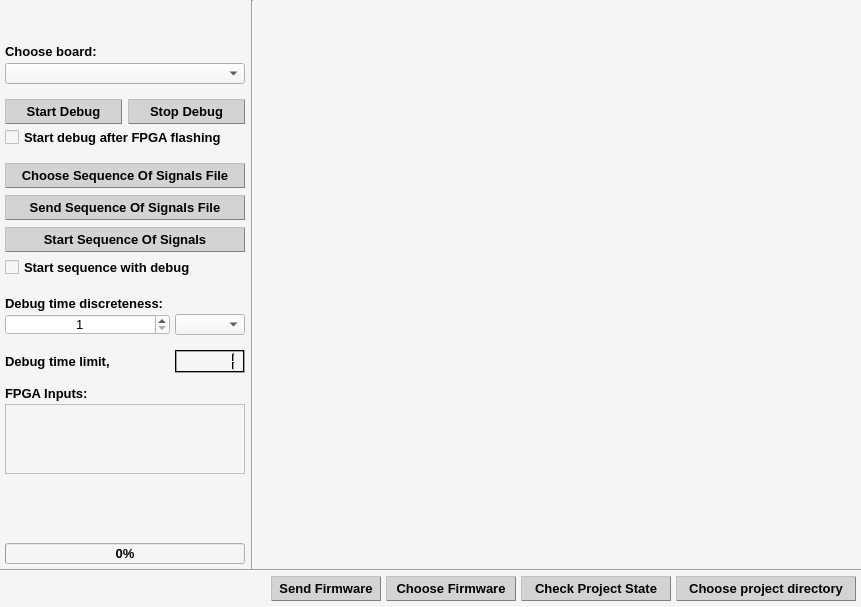
qvinn/RHE, file CLIENT/RHE_Client/rhe_widget.ui: the form before one commit.
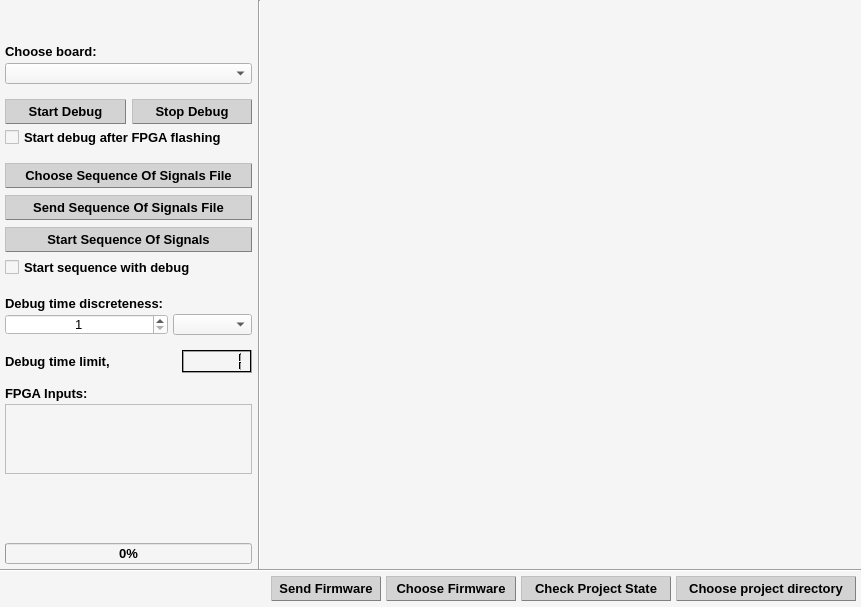
The form after the commit.

Diff of the .ui file:
```diff
--- a/CLIENT/RHE_Client/rhe_widget.ui
+++ b/CLIENT/RHE_Client/rhe_widget.ui
@@ -170,7 +170,7 @@
        </property>
        <property name="maximumSize">
         <size>
-         <width>350</width>
+         <width>16777215</width>
          <height>21</height>
         </size>
        </property>
@@ -205,6 +205,12 @@
      </item>
      <item>
       <widget class="QLabel" name="lbl_chs_brd">
+       <property name="sizePolicy">
+        <sizepolicy hsizetype="Preferred" vsizetype="Fixed">
+         <horstretch>0</horstretch>
+         <verstretch>0</verstretch>
+        </sizepolicy>
+       </property>
        <property name="minimumSize">
         <size>
          <width>0</width>
@@ -254,7 +260,7 @@
        </property>
        <property name="maximumSize">
         <size>
-         <width>350</width>
+         <width>16777215</width>
          <height>21</height>
         </size>
        </property>
@@ -583,6 +589,12 @@
        </property>
        <item>
         <widget class="QPushButton" name="pshBttn_strt_dbg">
+         <property name="sizePolicy">
+          <sizepolicy hsizetype="Preferred" vsizetype="Fixed">
+           <horstretch>0</horstretch>
+           <verstretch>0</verstretch>
+          </sizepolicy>
+         </property>
          <property name="minimumSize">
           <size>
            <width>60</width>
@@ -591,7 +603,7 @@
          </property>
          <property name="maximumSize">
           <size>
-           <width>180</width>
+           <width>16777215</width>
            <height>25</height>
           </size>
          </property>
@@ -676,6 +688,12 @@
        </item>
        <item>
         <widget class="QPushButton" name="pshBttn_stp_dbg">
+         <property name="sizePolicy">
+          <sizepolicy hsizetype="Preferred" vsizetype="Fixed">
+           <horstretch>0</horstretch>
+           <verstretch>0</verstretch>
+          </sizepolicy>
+         </property>
          <property name="minimumSize">
           <size>
            <width>60</width>
@@ -684,7 +702,7 @@
          </property>
          <property name="maximumSize">
           <size>
-           <width>180</width>
+           <width>16777215</width>
            <height>25</height>
           </size>
          </property>
@@ -785,7 +803,7 @@
        </property>
        <property name="maximumSize">
         <size>
-         <width>350</width>
+         <width>16777215</width>
          <height>21</height>
         </size>
        </property>
@@ -863,7 +881,7 @@
        </property>
        <property name="maximumSize">
         <size>
-         <width>350</width>
+         <width>16777215</width>
          <height>25</height>
         </size>
        </property>
@@ -962,7 +980,7 @@
        </property>
        <property name="maximumSize">
         <size>
-         <width>350</width>
+         <width>16777215</width>
          <height>25</height>
         </size>
        </property>
@@ -1061,7 +1079,7 @@
        </property>
        <property name="maximumSize">
         <size>
-         <width>350</width>
+         <width>16777215</width>
          <height>25</height>
         </size>
        </property>
@@ -1146,6 +1164,12 @@
      </item>
      <item>
       <widget class="QCheckBox" name="chckBx_strt_sqnc_of_sgn_with_dbg">
+       <property name="sizePolicy">
+        <sizepolicy hsizetype="Preferred" vsizetype="Fixed">
+         <horstretch>0</horstretch>
+         <verstretch>0</verstretch>
+        </sizepolicy>
+       </property>
        <property name="minimumSize">
         <size>
          <width>240</width>
@@ -1154,7 +1178,7 @@
        </property>
        <property name="maximumSize">
         <size>
-         <width>350</width>
+         <width>16777215</width>
          <height>21</height>
         </size>
        </property>
@@ -1245,6 +1269,12 @@
      </item>
      <item>
       <widget class="QLabel" name="lbl_dbg_tm_dscrtnss">
+       <property name="sizePolicy">
+        <sizepolicy hsizetype="Preferred" vsizetype="Fixed">
+         <horstretch>0</horstretch>
+         <verstretch>0</verstretch>
+        </sizepolicy>
+       </property>
        <property name="minimumSize">
         <size>
          <width>0</width>
@@ -1270,20 +1300,20 @@
        <item>
         <widget class="QSpinBox" name="spnBx_dbg_tm">
          <property name="sizePolicy">
-          <sizepolicy hsizetype="Fixed" vsizetype="Fixed">
+          <sizepolicy hsizetype="Preferred" vsizetype="Fixed">
            <horstretch>0</horstretch>
            <verstretch>0</verstretch>
           </sizepolicy>
          </property>
          <property name="minimumSize">
           <size>
-           <width>40</width>
+           <width>163</width>
            <height>21</height>
           </size>
          </property>
          <property name="maximumSize">
           <size>
-           <width>280</width>
+           <width>16777215</width>
            <height>21</height>
           </size>
          </property>
@@ -1562,7 +1592,7 @@
        <item>
         <widget class="QComboBox" name="cmbBx_dbg_tm_tp">
          <property name="sizePolicy">
-          <sizepolicy hsizetype="Minimum" vsizetype="Fixed">
+          <sizepolicy hsizetype="Preferred" vsizetype="Fixed">
            <horstretch>0</horstretch>
            <verstretch>0</verstretch>
           </sizepolicy>
@@ -1575,7 +1605,7 @@
          </property>
          <property name="maximumSize">
           <size>
-           <width>70</width>
+           <width>16777215</width>
            <height>21</height>
           </size>
          </property>
@@ -2128,6 +2158,12 @@
      </item>
      <item>
       <widget class="QLabel" name="lbl_fpga_inpts">
+       <property name="sizePolicy">
+        <sizepolicy hsizetype="Preferred" vsizetype="Fixed">
+         <horstretch>0</horstretch>
+         <verstretch>0</verstretch>
+        </sizepolicy>
+       </property>
        <property name="minimumSize">
         <size>
          <width>240</width>
@@ -2136,7 +2172,7 @@
        </property>
        <property name="maximumSize">
         <size>
-         <width>350</width>
+         <width>16777215</width>
          <height>21</height>
         </size>
        </property>
@@ -2176,7 +2212,7 @@
          <rect>
           <x>0</x>
           <y>0</y>
-          <width>238</width>
+          <width>240</width>
           <height>68</height>
          </rect>
         </property>
@@ -2268,7 +2304,7 @@
        </property>
        <property name="maximumSize">
         <size>
-         <width>350</width>
+         <width>16777215</width>
          <height>21</height>
         </size>
        </property>
```
Left out of the diff: 14 changed lines with no effect on the pictures.
